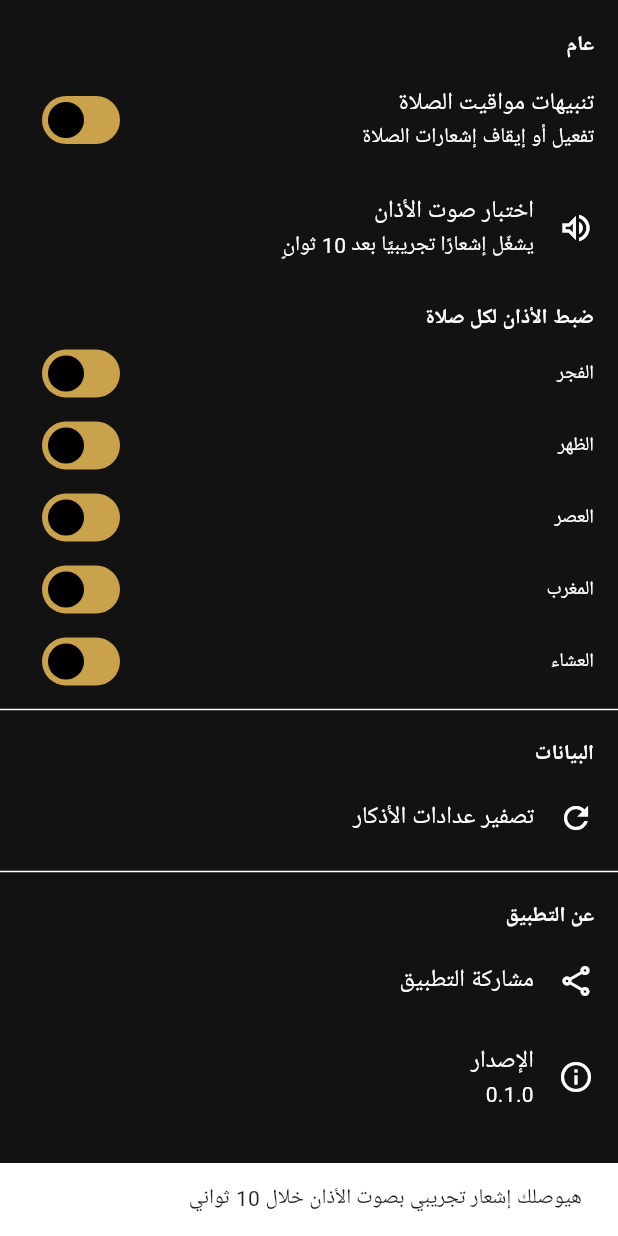
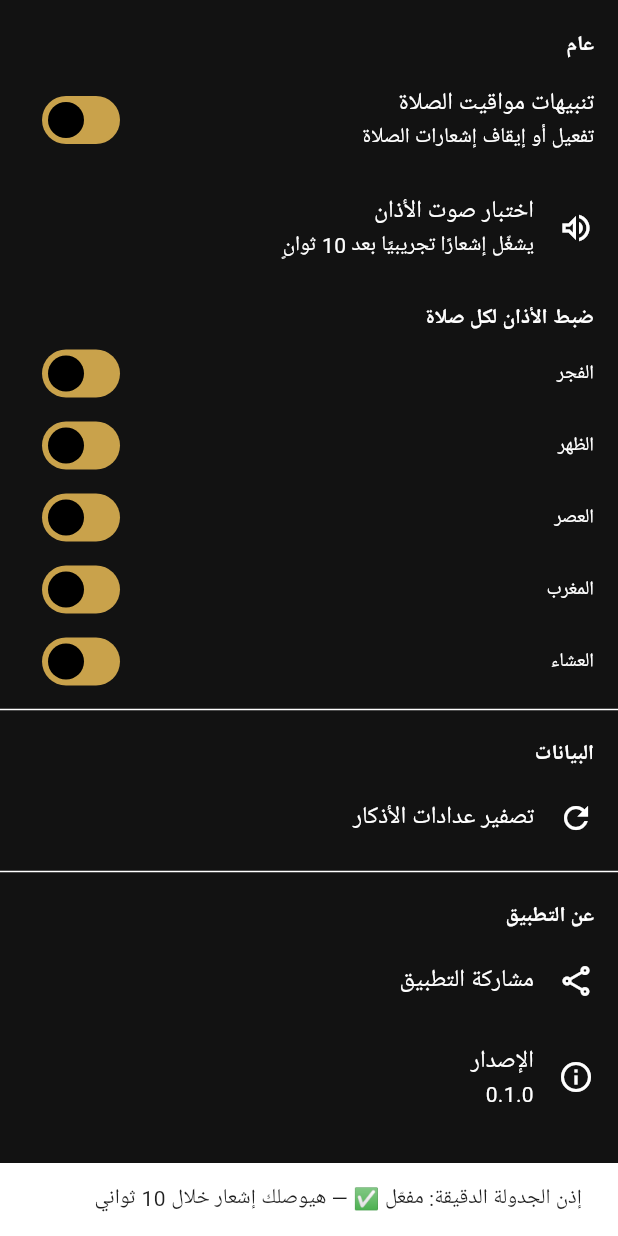
Before and after one commit to oneshoot5010/rafiq_app, a Flutter app: the SettingsScreen widget shown alone on an empty page, opened directly, after a tap on "اختبار صوت الأذان", on a phone screen of 412 x 824 dp. Run offline on Flutter 3.47's test engine with Material 3 defaults, Android fonts, the phone set to English and light mode, and no system bars; our stand-ins replace audioplayers, flutter_compass, flutter_local_notifications, geolocator, shared_preferences, timezone; accounts and stored records are empty; network calls fail; Roboto replaces fonts that are missing (Tahoma); statements that could not run were skipped.

Commit message:
show exact alarm permission status in test button

```diff
--- a/lib/screens/settings_screen.dart
+++ b/lib/screens/settings_screen.dart
@@ -50,11 +50,15 @@ class _SettingsScreenState extends State<SettingsScreen> {
 
   Future<void> _testAthan() async {
     try {
+      final canExact = await NotificationService.canScheduleExact();
       await NotificationService.scheduleTest();
       if (mounted) {
         ScaffoldMessenger.of(context).showSnackBar(
-          const SnackBar(
-            content: Text('هيوصلك إشعار تجريبي بصوت الأذان خلال 10 ثواني'),
+          SnackBar(
+            content: Text(
+              'إذن الجدولة الدقيقة: ${canExact == true ? "مفعّل ✅" : "غير مفعّل ❌"} — هيوصلك إشعار خلال 10 ثواني',
+            ),
+            duration: const Duration(seconds: 8),
           ),
         );
       }
--- a/lib/services/notification_service.dart
+++ b/lib/services/notification_service.dart
@@ -161,5 +161,12 @@ class NotificationService {
     }
   }
 
+  static Future<bool?> canScheduleExact() async {
+    if (!_initialized) await init();
+    final androidImpl = _plugin.resolvePlatformSpecificImplementation<
+        AndroidFlutterLocalNotificationsPlugin>();
+    return androidImpl?.canScheduleExactNotifications();
+  }
+
   static Future<void> cancelAll() => _plugin.cancelAll();
 }
```
